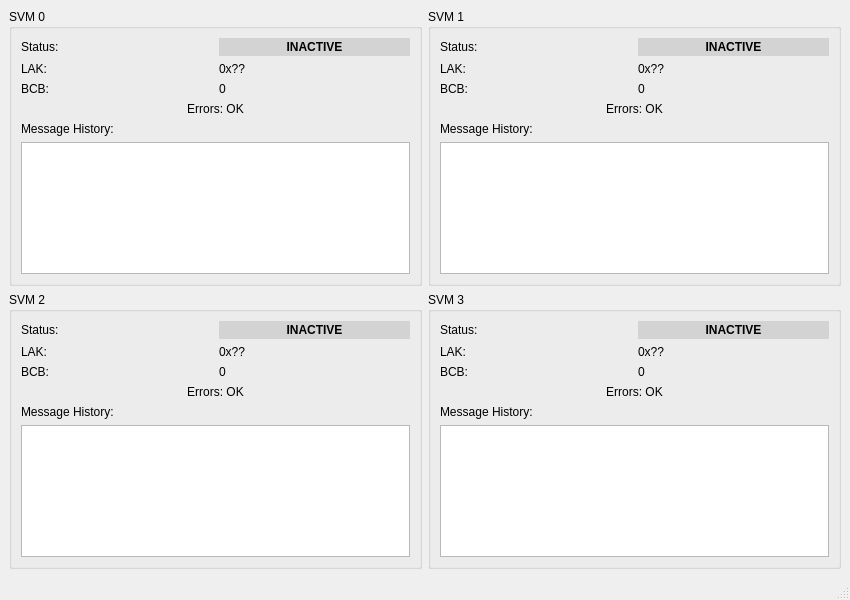
This is gui/mainwindow.ui in dtorkin/practice as Qt 5 draws it before an edit. The edited form follows.
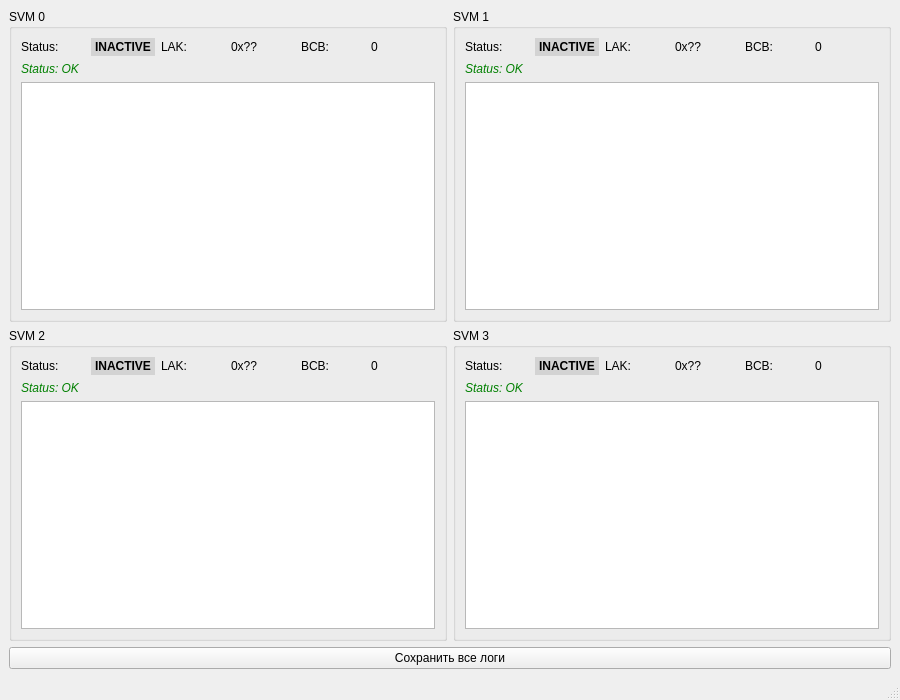
This is the edited form.

Commit message: обновлённый GUI с таблицей

Patch:
```diff
--- a/gui/mainwindow.ui
+++ b/gui/mainwindow.ui
@@ -6,98 +6,52 @@
    <rect>
     <x>0</x>
     <y>0</y>
-    <width>850</width> <!-- Немного расширил для истории -->
-    <height>600</height> <!-- Увеличил высоту для истории и ошибок -->
+    <width>900</width> <!-- Увеличил ширину -->
+    <height>700</height> <!-- Увеличил высоту -->
    </rect>
   </property>
   <property name="windowTitle">
    <string>UVM Monitor</string>
   </property>
   <widget class="QWidget" name="centralwidget">
-   <layout class="QGridLayout" name="gridLayout_Main">
+   <layout class="QVBoxLayout" name="mainLayout"> <!-- Главный макет - вертикальный -->
+    <item>
+     <layout class="QGridLayout" name="gridLayout_Panels"> <!-- Макет для панелей SVM -->
     <item row="0" column="0">
      <widget class="QGroupBox" name="groupBox_0">
       <property name="title">
        <string>SVM 0</string>
       </property>
-      <layout class="QGridLayout" name="gridLayout_0">
-       <item row="0" column="0">
-        <widget class="QLabel" name="labelStatusText_0">
-         <property name="text">
-          <string>Status:</string>
-         </property>
-        </widget>
-       </item>
-       <item row="0" column="1">
-        <widget class="QLabel" name="valueStatus_0">
-         <property name="font">
-          <font>
-           <weight>75</weight>
-           <bold>true</bold>
-          </font>
-         </property>
-         <property name="styleSheet">
-          <string notr="true">padding: 2px; background-color: lightgray; color: black;</string>
-         </property>
-         <property name="text">
-          <string>INACTIVE</string>
-         </property>
-         <property name="alignment">
-          <set>Qt::AlignCenter</set>
-         </property>
-        </widget>
-       </item>
-       <item row="1" column="0">
-        <widget class="QLabel" name="labelLAKText_0">
-         <property name="text">
-          <string>LAK:</string>
-         </property>
-        </widget>
-       </item>
-       <item row="1" column="1">
-        <widget class="QLabel" name="valueLAK_0">
-         <property name="text">
-          <string>0x??</string>
-         </property>
-        </widget>
-       </item>
-       <item row="2" column="0">
-        <widget class="QLabel" name="labelBCBText_0">
-         <property name="text">
-          <string>BCB:</string>
-         </property>
-        </widget>
-       </item>
-       <item row="2" column="1">
-        <widget class="QLabel" name="valueBCB_0">
-         <property name="text">
-          <string>0</string>
-         </property>
-        </widget>
-       </item>
-       <item row="3" column="0" colspan="2">
-        <widget class="QLabel" name="errorStatusLabel_0">
-         <property name="text">
-          <string>Errors: OK</string>
-         </property>
-         <property name="alignment">
-          <set>Qt::AlignCenter</set>
+        <layout class="QVBoxLayout" name="verticalLayout_0">
+         <item>
+          <layout class="QHBoxLayout" name="horizontalLayout_Status0">
+           <item><widget class="QLabel" name="labelStatus_0"><property name="text"><string>Status:</string></property></widget></item>
+           <item><widget class="QLabel" name="valueStatus_0"><property name="font"><font><weight>75</weight><bold>true</bold></font></property><property name="styleSheet"><string notr="true">padding: 2px; background-color: lightgray; color: black;</string></property><property name="text"><string>INACTIVE</string></property><property name="alignment"><set>Qt::AlignCenter</set></property></widget></item>
+           <item><widget class="QLabel" name="labelLAK_0"><property name="text"><string>LAK:</string></property></widget></item>
+           <item><widget class="QLabel" name="valueLAK_0"><property name="text"><string>0x??</string></property></widget></item>
+           <item><widget class="QLabel" name="labelBCB_0"><property name="text"><string>BCB:</string></property></widget></item>
+           <item><widget class="QLabel" name="valueBCB_0"><property name="text"><string>0</string></property></widget></item>
+          </layout>
+         </item>
+         <item>
+          <widget class="QLabel" name="errorDisplay_0">
+           <property name="text"><string>Status: OK</string></property>
+           <property name="styleSheet"><string notr="true">color: green; font-style: italic;</string></property>
+          </widget>
+         </item>
+         <item>
+          <widget class="QTableWidget" name="tableLog_0">
+           <property name="editTriggers">
+            <set>QAbstractItemView::NoEditTriggers</set>
+           </property>
+           <property name="selectionBehavior">
+            <enum>QAbstractItemView::SelectRows</enum>
          </property>
          <property name="wordWrap">
-          <bool>true</bool>
+            <bool>false</bool>
          </property>
         </widget>
        </item>
-       <item row="4" column="0" colspan="2">
-        <widget class="QLabel" name="labelHistory_0">
-         <property name="text">
-          <string>Message History:</string>
-         </property>
-        </widget>
-       </item>
-       <item row="5" column="0" colspan="2">
-        <widget class="QListWidget" name="historyList_0"/>
-       </item>
       </layout>
      </widget>
     </item>
@@ -106,84 +60,30 @@
       <property name="title">
        <string>SVM 1</string>
       </property>
-      <layout class="QGridLayout" name="gridLayout_1">
-       <item row="0" column="0">
-        <widget class="QLabel" name="labelStatusText_1">
-         <property name="text">
-          <string>Status:</string>
-         </property>
-        </widget>
-       </item>
-       <item row="0" column="1">
-        <widget class="QLabel" name="valueStatus_1">
-         <property name="font">
-          <font>
-           <weight>75</weight>
-           <bold>true</bold>
-          </font>
-         </property>
-         <property name="styleSheet">
-          <string notr="true">padding: 2px; background-color: lightgray; color: black;</string>
-         </property>
-         <property name="text">
-          <string>INACTIVE</string>
-         </property>
-         <property name="alignment">
-          <set>Qt::AlignCenter</set>
-         </property>
-        </widget>
-       </item>
-       <item row="1" column="0">
-        <widget class="QLabel" name="labelLAKText_1">
-         <property name="text">
-          <string>LAK:</string>
-         </property>
-        </widget>
-       </item>
-       <item row="1" column="1">
-        <widget class="QLabel" name="valueLAK_1">
-         <property name="text">
-          <string>0x??</string>
-         </property>
-        </widget>
-       </item>
-       <item row="2" column="0">
-        <widget class="QLabel" name="labelBCBText_1">
-         <property name="text">
-          <string>BCB:</string>
-         </property>
-        </widget>
-       </item>
-       <item row="2" column="1">
-        <widget class="QLabel" name="valueBCB_1">
-         <property name="text">
-          <string>0</string>
-         </property>
-        </widget>
-       </item>
-       <item row="3" column="0" colspan="2">
-        <widget class="QLabel" name="errorStatusLabel_1">
-         <property name="text">
-          <string>Errors: OK</string>
-         </property>
-         <property name="alignment">
-          <set>Qt::AlignCenter</set>
-         </property>
-         <property name="wordWrap">
-          <bool>true</bool>
-         </property>
-        </widget>
-       </item>
-       <item row="4" column="0" colspan="2">
-        <widget class="QLabel" name="labelHistory_1">
-         <property name="text">
-          <string>Message History:</string>
-         </property>
-        </widget>
-       </item>
-       <item row="5" column="0" colspan="2">
-        <widget class="QListWidget" name="historyList_1"/>
-       </item>
+        <layout class="QVBoxLayout" name="verticalLayout_1">
+         <item>
+          <layout class="QHBoxLayout" name="horizontalLayout_Status1">
+           <item><widget class="QLabel" name="labelStatus_1"><property name="text"><string>Status:</string></property></widget></item>
+           <item><widget class="QLabel" name="valueStatus_1"><property name="font"><font><weight>75</weight><bold>true</bold></font></property><property name="styleSheet"><string notr="true">padding: 2px; background-color: lightgray; color: black;</string></property><property name="text"><string>INACTIVE</string></property><property name="alignment"><set>Qt::AlignCenter</set></property></widget></item>
+           <item><widget class="QLabel" name="labelLAK_1"><property name="text"><string>LAK:</string></property></widget></item>
+           <item><widget class="QLabel" name="valueLAK_1"><property name="text"><string>0x??</string></property></widget></item>
+           <item><widget class="QLabel" name="labelBCB_1"><property name="text"><string>BCB:</string></property></widget></item>
+           <item><widget class="QLabel" name="valueBCB_1"><property name="text"><string>0</string></property></widget></item>
+          </layout>
+         </item>
+         <item>
+          <widget class="QLabel" name="errorDisplay_1">
+           <property name="text"><string>Status: OK</string></property>
+           <property name="styleSheet"><string notr="true">color: green; font-style: italic;</string></property>
+          </widget>
+         </item>
+         <item>
+          <widget class="QTableWidget" name="tableLog_1">
+           <property name="editTriggers"><set>QAbstractItemView::NoEditTriggers</set></property>
+           <property name="selectionBehavior"><enum>QAbstractItemView::SelectRows</enum></property>
+           <property name="wordWrap"><bool>false</bool></property>
+          </widget>
+         </item>
       </layout>
      </widget>
     </item>
@@ -192,84 +92,30 @@
       <property name="title">
        <string>SVM 2</string>
       </property>
-      <layout class="QGridLayout" name="gridLayout_2">
-       <item row="0" column="0">
-        <widget class="QLabel" name="labelStatusText_2">
-         <property name="text">
-          <string>Status:</string>
-         </property>
-        </widget>
-       </item>
-       <item row="0" column="1">
-        <widget class="QLabel" name="valueStatus_2">
-         <property name="font">
-          <font>
-           <weight>75</weight>
-           <bold>true</bold>
-          </font>
-         </property>
-         <property name="styleSheet">
-          <string notr="true">padding: 2px; background-color: lightgray; color: black;</string>
-         </property>
-         <property name="text">
-          <string>INACTIVE</string>
-         </property>
-         <property name="alignment">
-          <set>Qt::AlignCenter</set>
-         </property>
-        </widget>
-       </item>
-       <item row="1" column="0">
-        <widget class="QLabel" name="labelLAKText_2">
-         <property name="text">
-          <string>LAK:</string>
-         </property>
-        </widget>
-       </item>
-       <item row="1" column="1">
-        <widget class="QLabel" name="valueLAK_2">
-         <property name="text">
-          <string>0x??</string>
-         </property>
-        </widget>
-       </item>
-       <item row="2" column="0">
-        <widget class="QLabel" name="labelBCBText_2">
-         <property name="text">
-          <string>BCB:</string>
-         </property>
-        </widget>
-       </item>
-       <item row="2" column="1">
-        <widget class="QLabel" name="valueBCB_2">
-         <property name="text">
-          <string>0</string>
-         </property>
-        </widget>
-       </item>
-       <item row="3" column="0" colspan="2">
-        <widget class="QLabel" name="errorStatusLabel_2">
-         <property name="text">
-          <string>Errors: OK</string>
-         </property>
-         <property name="alignment">
-          <set>Qt::AlignCenter</set>
-         </property>
-         <property name="wordWrap">
-          <bool>true</bool>
-         </property>
-        </widget>
-       </item>
-       <item row="4" column="0" colspan="2">
-        <widget class="QLabel" name="labelHistory_2">
-         <property name="text">
-          <string>Message History:</string>
-         </property>
-        </widget>
-       </item>
-       <item row="5" column="0" colspan="2">
-        <widget class="QListWidget" name="historyList_2"/>
-       </item>
+        <layout class="QVBoxLayout" name="verticalLayout_2">
+         <item>
+          <layout class="QHBoxLayout" name="horizontalLayout_Status2">
+           <item><widget class="QLabel" name="labelStatus_2"><property name="text"><string>Status:</string></property></widget></item>
+           <item><widget class="QLabel" name="valueStatus_2"><property name="font"><font><weight>75</weight><bold>true</bold></font></property><property name="styleSheet"><string notr="true">padding: 2px; background-color: lightgray; color: black;</string></property><property name="text"><string>INACTIVE</string></property><property name="alignment"><set>Qt::AlignCenter</set></property></widget></item>
+           <item><widget class="QLabel" name="labelLAK_2"><property name="text"><string>LAK:</string></property></widget></item>
+           <item><widget class="QLabel" name="valueLAK_2"><property name="text"><string>0x??</string></property></widget></item>
+           <item><widget class="QLabel" name="labelBCB_2"><property name="text"><string>BCB:</string></property></widget></item>
+           <item><widget class="QLabel" name="valueBCB_2"><property name="text"><string>0</string></property></widget></item>
+          </layout>
+         </item>
+         <item>
+          <widget class="QLabel" name="errorDisplay_2">
+           <property name="text"><string>Status: OK</string></property>
+           <property name="styleSheet"><string notr="true">color: green; font-style: italic;</string></property>
+          </widget>
+         </item>
+         <item>
+          <widget class="QTableWidget" name="tableLog_2">
+           <property name="editTriggers"><set>QAbstractItemView::NoEditTriggers</set></property>
+           <property name="selectionBehavior"><enum>QAbstractItemView::SelectRows</enum></property>
+           <property name="wordWrap"><bool>false</bool></property>
+          </widget>
+         </item>
       </layout>
      </widget>
     </item>
@@ -278,85 +124,40 @@
       <property name="title">
        <string>SVM 3</string>
       </property>
-      <layout class="QGridLayout" name="gridLayout_3">
-       <item row="0" column="0">
-        <widget class="QLabel" name="labelStatusText_3">
-         <property name="text">
-          <string>Status:</string>
-         </property>
-        </widget>
-       </item>
-       <item row="0" column="1">
-        <widget class="QLabel" name="valueStatus_3">
-         <property name="font">
-          <font>
-           <weight>75</weight>
-           <bold>true</bold>
-          </font>
-         </property>
-         <property name="styleSheet">
-          <string notr="true">padding: 2px; background-color: lightgray; color: black;</string>
-         </property>
-         <property name="text">
-          <string>INACTIVE</string>
-         </property>
-         <property name="alignment">
-          <set>Qt::AlignCenter</set>
-         </property>
-        </widget>
-       </item>
-       <item row="1" column="0">
-        <widget class="QLabel" name="labelLAKText_3">
-         <property name="text">
-          <string>LAK:</string>
-         </property>
-        </widget>
-       </item>
-       <item row="1" column="1">
-        <widget class="QLabel" name="valueLAK_3">
-         <property name="text">
-          <string>0x??</string>
-         </property>
-        </widget>
-       </item>
-       <item row="2" column="0">
-        <widget class="QLabel" name="labelBCBText_3">
-         <property name="text">
-          <string>BCB:</string>
-         </property>
-        </widget>
-       </item>
-       <item row="2" column="1">
-        <widget class="QLabel" name="valueBCB_3">
+        <layout class="QVBoxLayout" name="verticalLayout_3">
+         <item>
+          <layout class="QHBoxLayout" name="horizontalLayout_Status3">
+           <item><widget class="QLabel" name="labelStatus_3"><property name="text"><string>Status:</string></property></widget></item>
+           <item><widget class="QLabel" name="valueStatus_3"><property name="font"><font><weight>75</weight><bold>true</bold></font></property><property name="styleSheet"><string notr="true">padding: 2px; background-color: lightgray; color: black;</string></property><property name="text"><string>INACTIVE</string></property><property name="alignment"><set>Qt::AlignCenter</set></property></widget></item>
+           <item><widget class="QLabel" name="labelLAK_3"><property name="text"><string>LAK:</string></property></widget></item>
+           <item><widget class="QLabel" name="valueLAK_3"><property name="text"><string>0x??</string></property></widget></item>
+           <item><widget class="QLabel" name="labelBCB_3"><property name="text"><string>BCB:</string></property></widget></item>
+           <item><widget class="QLabel" name="valueBCB_3"><property name="text"><string>0</string></property></widget></item>
+          </layout>
+         </item>
+         <item>
+          <widget class="QLabel" name="errorDisplay_3">
+           <property name="text"><string>Status: OK</string></property>
+           <property name="styleSheet"><string notr="true">color: green; font-style: italic;</string></property>
+          </widget>
+         </item>
+         <item>
+          <widget class="QTableWidget" name="tableLog_3">
+           <property name="editTriggers"><set>QAbstractItemView::NoEditTriggers</set></property>
+           <property name="selectionBehavior"><enum>QAbstractItemView::SelectRows</enum></property>
+           <property name="wordWrap"><bool>false</bool></property>
+          </widget>
+         </item>
+        </layout>
+       </widget>
+      </item>
+     </layout>
+    </item>
+    <item> <!-- Элемент для кнопки сохранения, растягивающийся -->
+     <widget class="QPushButton" name="buttonSaveAllLogs">
          <property name="text">
-          <string>0</string>
-         </property>
-        </widget>
-       </item>
-       <item row="3" column="0" colspan="2">
-        <widget class="QLabel" name="errorStatusLabel_3">
-         <property name="text">
-          <string>Errors: OK</string>
-         </property>
-         <property name="alignment">
-          <set>Qt::AlignCenter</set>
-         </property>
-         <property name="wordWrap">
-          <bool>true</bool>
-         </property>
-        </widget>
-       </item>
-       <item row="4" column="0" colspan="2">
-        <widget class="QLabel" name="labelHistory_3">
-         <property name="text">
-          <string>Message History:</string>
-         </property>
-        </widget>
-       </item>
-       <item row="5" column="0" colspan="2">
-        <widget class="QListWidget" name="historyList_3"/>
-       </item>
-      </layout>
+       <string>Сохранить все логи</string>
+      </property>
      </widget>
     </item>
    </layout>
```
Lines whose indentation alone changed are shown as unchanged. The commit also changes 4 other files.
